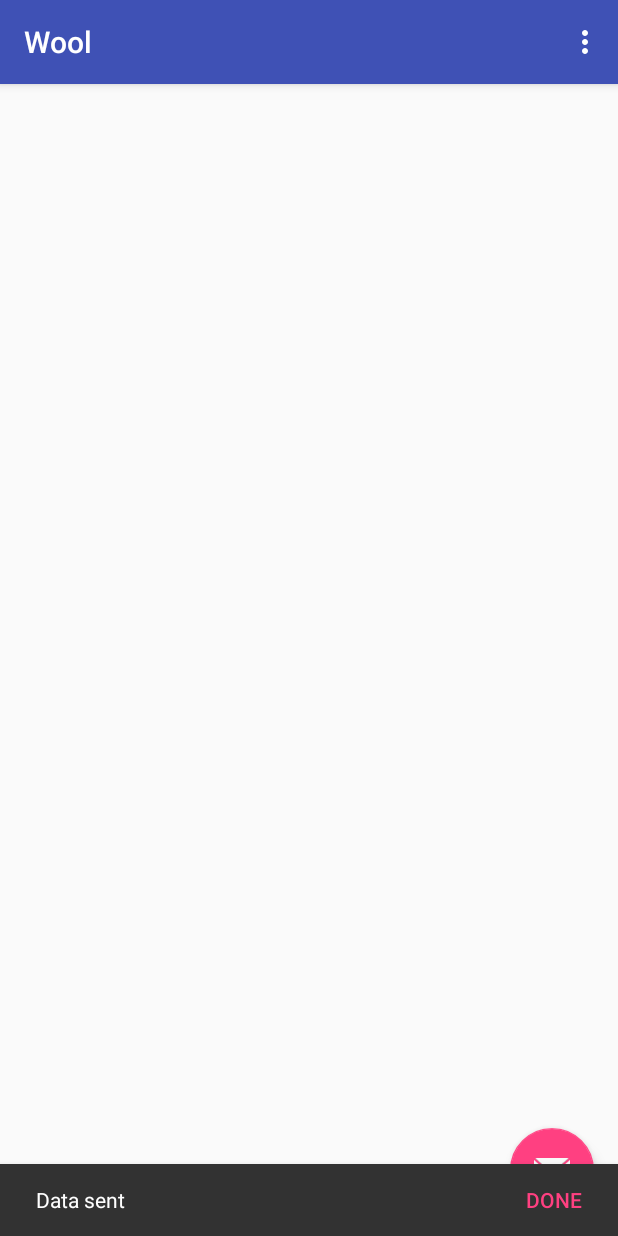
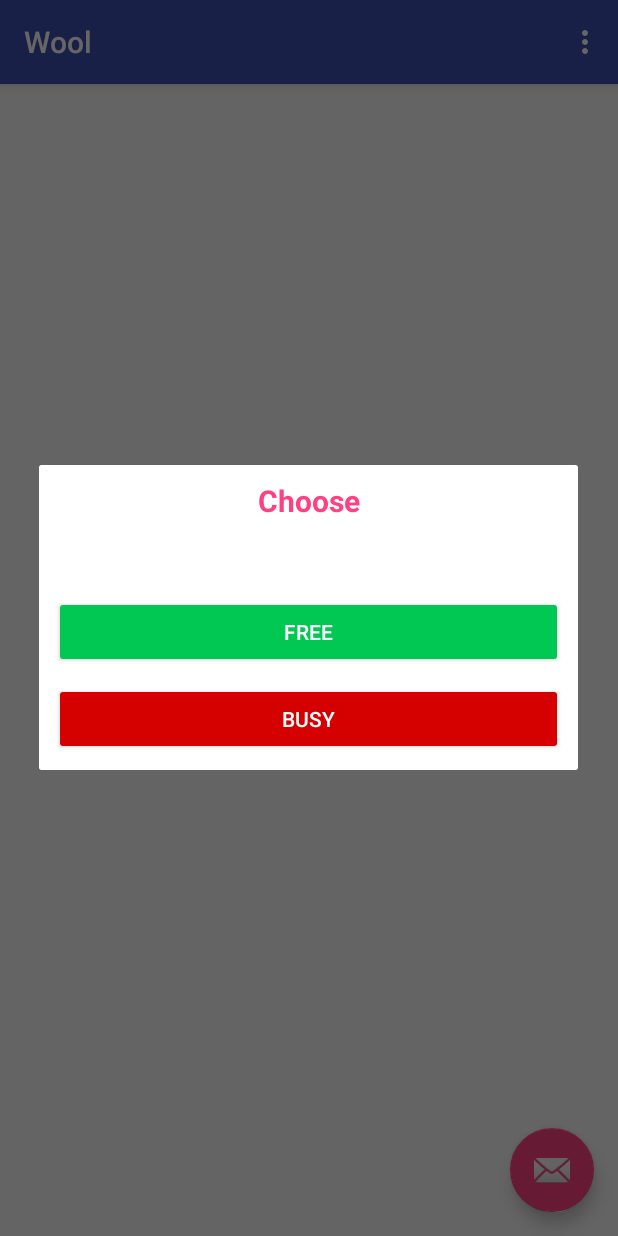
Before and after one commit to MinaSamirCap/WoolHajjHackathon, an Android app: the screen it shows after launch (ClientActivity), after a tap on an icon or button, on a phone screen of 412 x 824 dp. Run offline under Robolectric (Android 15) with nearby library versions, the phone set to English and light mode, and no system bars; our stand-ins replace ButterKnife, Firebase (no records; nobody signed in at launch, a user with empty details on screens opened directly).

```diff
--- a/app/src/main/java/hajjhackathon/wool/models/LocationModel.java
+++ b/app/src/main/java/hajjhackathon/wool/models/LocationModel.java
@@ -8,6 +8,9 @@ public class LocationModel {
     public double lat;
     public double lng;
     public int type;
+
+    public LocationModel() {
+    }
 
     public LocationModel(double lat, double lng) {
         this.lat = lat;
--- /dev/null
+++ b/app/src/main/java/hajjhackathon/wool/ui/widget/PopUpPlace.java
@@ -0,0 +1,70 @@
+package hajjhackathon.wool.ui.widget;
+
+import android.app.AlertDialog;
+import android.content.Context;
+import android.view.LayoutInflater;
+import android.view.View;
+
+import butterknife.ButterKnife;
+import butterknife.OnClick;
+import butterknife.Unbinder;
+import hajjhackathon.wool.R;
+
+/**
+ * Created by mina on 02/04/18.
+ */
+
+public class PopUpPlace {
+
+    private Unbinder unbinder;
+    private Context context;
+    private AlertDialog dialog;
+    private CallbackResult callbackResult;
+
+    public PopUpPlace(Context context, CallbackResult callbackResult) {
+        this.context = context;
+        this.callbackResult = callbackResult;
+        buildDialog();
+    }
+
+    private void buildDialog() {
+        LayoutInflater factory = LayoutInflater.from(context);
+        View popupView = factory.inflate(R.layout.popup_place, null);
+        unbinder = ButterKnife.bind(this, popupView);
+        dialog = new AlertDialog.Builder(context).create();
+        dialog.setView(popupView);
+    }
+
+    public void showDialog() {
+        dialog.show();
+    }
+
+
+    public void closeDialog() {
+        unbinder.unbind();
+        dialog.dismiss();
+    }
+
+
+    @OnClick(R.id.free_button)
+    void freeClicked(View view) {
+        callbackResult.freeClicked();
+        closeDialog();
+    }
+
+
+    @OnClick(R.id.busy_button)
+    void highRatedChecked(View view) {
+        callbackResult.busyClicked();
+        closeDialog();
+    }
+
+
+    public interface CallbackResult {
+        void busyClicked();
+
+        void freeClicked();
+    }
+
+
+}
--- /dev/null
+++ b/app/src/main/res/layout/popup_place.xml
@@ -0,0 +1,44 @@
+<?xml version="1.0" encoding="utf-8"?>
+<android.support.constraint.ConstraintLayout xmlns:android="http://schemas.android.com/apk/res/android"
+    xmlns:app="http://schemas.android.com/apk/res-auto"
+    android:layout_width="match_parent"
+    android:layout_height="match_parent"
+    android:background="@color/white"
+    android:padding="10dp">
+
+    <TextView
+        android:id="@+id/title_text_view"
+        android:layout_width="wrap_content"
+        android:layout_height="wrap_content"
+        android:text="@string/choose"
+        android:textColor="@color/accent"
+        android:textSize="20sp"
+        android:textStyle="bold"
+        app:layout_constraintEnd_toEndOf="parent"
+        app:layout_constraintStart_toStartOf="parent" />
+
+    <android.support.v7.widget.AppCompatButton
+        android:id="@+id/busy_button"
+        android:layout_width="0dp"
+        android:layout_height="wrap_content"
+        android:layout_marginTop="50dp"
+        android:text="@string/free"
+        android:textColor="@color/white"
+        app:backgroundTint="@color/green"
+        app:layout_constraintEnd_toEndOf="parent"
+        app:layout_constraintStart_toStartOf="parent"
+        app:layout_constraintTop_toBottomOf="@+id/title_text_view" />
+
+    <android.support.v7.widget.AppCompatButton
+        android:id="@+id/free_button"
+        android:layout_width="0dp"
+        android:layout_height="wrap_content"
+        android:layout_marginTop="10dp"
+        android:text="@string/busy"
+        android:textColor="@color/white"
+        app:backgroundTint="@color/red"
+        app:layout_constraintEnd_toEndOf="parent"
+        app:layout_constraintStart_toStartOf="parent"
+        app:layout_constraintTop_toBottomOf="@+id/busy_button" />
+
+</android.support.constraint.ConstraintLayout>
--- a/app/src/main/res/values/colors.xml
+++ b/app/src/main/res/values/colors.xml
@@ -3,4 +3,7 @@
     <color name="primary">#3F51B5</color>
     <color name="primary_dark">#303F9F</color>
     <color name="accent">#FF4081</color>
+    <color name="red">#d50000</color>
+    <color name="green">#00c853</color>
+    <color name="white">#FFFFFF</color>
 </resources>
--- a/app/src/main/res/values/strings.xml
+++ b/app/src/main/res/values/strings.xml
@@ -5,4 +5,7 @@
     <string name="done">Done</string>
     <string name="please_open_gps">Please open GPS</string>
     <string name="data_sent">Data sent</string>
+    <string name="choose">Choose</string>
+    <string name="busy">Busy</string>
+    <string name="free">Free</string>
 </resources>
```
Also changed, not shown: app/src/main/java/hajjhackathon/wool/ui/activities/ClientActivity.java (+67 -4 lines).
